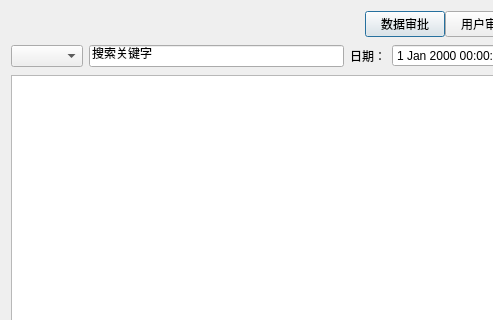
Before: the Qt Designer form digitalIntegration/ApprovalProgressDialog.ui in jiaqingguo/DI, drawn with Qt 5; both pictures show x 0 to 493 and y 0 to 320 of the 889 by 525 pixel window.
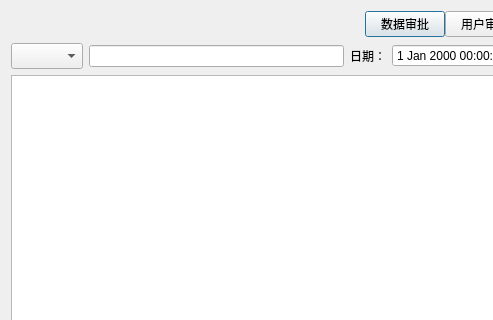
After: the same form once the commit is applied. Custom widgets are drawn as their Qt base class.

Commit message: 登录用户名显示问题; 审批模块焦点问题;用户搜索功能

Patch:
```diff
--- a/digitalIntegration/ApprovalProgressDialog.ui
+++ b/digitalIntegration/ApprovalProgressDialog.ui
@@ -214,12 +214,19 @@
        <item>
         <layout class="QHBoxLayout" name="horizontalLayout_5">
          <item>
-          <widget class="QComboBox" name="comboBoxUserField"/>
+          <widget class="QComboBox" name="comboBoxUserField">
+           <property name="sizePolicy">
+            <sizepolicy hsizetype="Preferred" vsizetype="Preferred">
+             <horstretch>0</horstretch>
+             <verstretch>0</verstretch>
+            </sizepolicy>
+           </property>
+          </widget>
          </item>
          <item>
           <widget class="CLineEdit" name="lineEditUserQueryValue">
            <property name="text">
-            <string>搜索关键字</string>
+            <string/>
            </property>
           </widget>
          </item>
```
Left out of the diff: 13 changed lines with no effect on the pictures. The commit also changes 11 other files.
